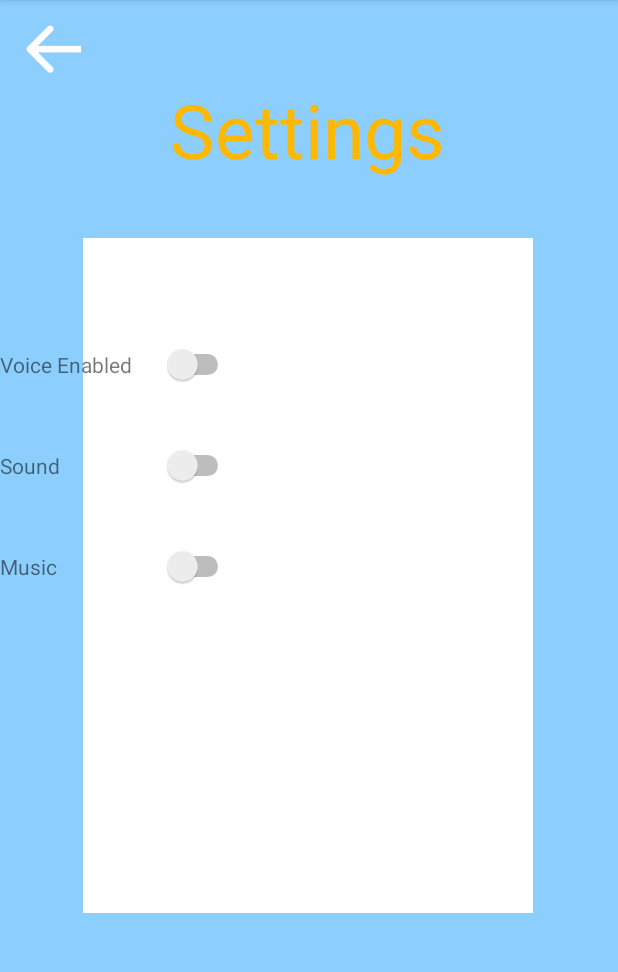
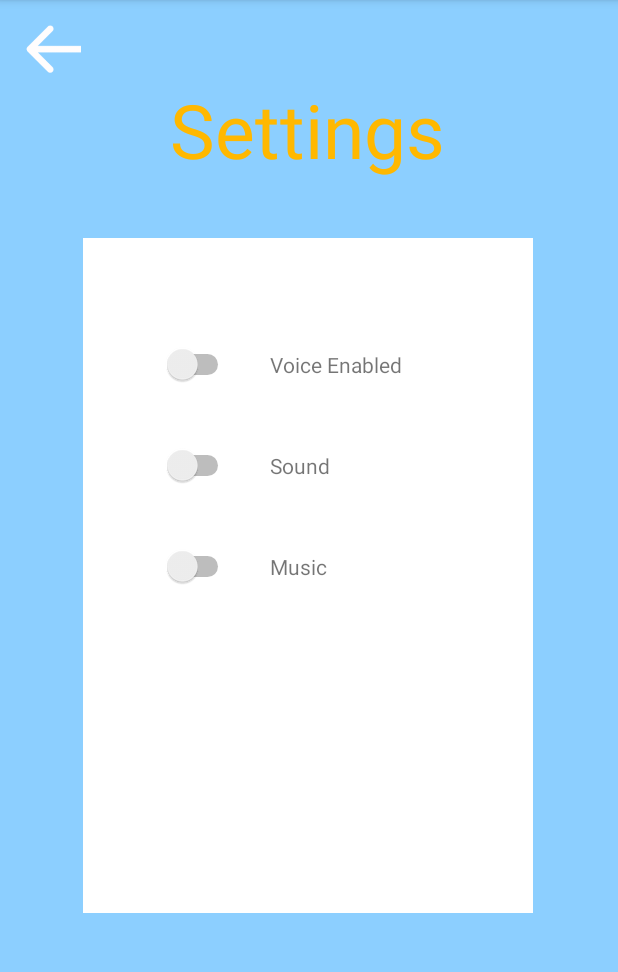
Before and after one commit to jhu-cs-uima-sp20/Team-I, an Android app: the Settings screen opened directly, with no data from a screen before it, on a phone screen of 412 x 824 dp, the part 84-1056 px from its top. Run offline under Robolectric (Android 15) with nearby library versions, the phone set to English and light mode, and no system bars.

Commit message:
fixed settings constraints

```diff
--- a/app/src/main/java/com/example/voicebreakah/MainActivity.java
+++ b/app/src/main/java/com/example/voicebreakah/MainActivity.java
@@ -33,7 +33,7 @@ public class MainActivity extends AppCompatActivity {
         Button skinsButton = findViewById(R.id.skins_button);
         skinsButton.setOnClickListener(new View.OnClickListener() {
             public void onClick(View v) {
-                Intent intent = new Intent(MainActivity.this, SkinsActivity.class);
+                Intent intent = new Intent(MainActivity.this, Skins.class);
                 startActivity(intent);
             }
         });
--- a/app/src/main/res/layout/activity_settings.xml
+++ b/app/src/main/res/layout/activity_settings.xml
@@ -78,24 +78,30 @@
         android:id="@+id/tv_voice_enabled"
         android:layout_width="wrap_content"
         android:layout_height="wrap_content"
+        android:layout_marginStart="24dp"
+        android:layout_marginLeft="24dp"
         android:text="@string/voice_enabled"
         app:layout_constraintBaseline_toBaselineOf="@+id/switch1"
-        tools:layout_editor_absoluteX="167dp" />
+        app:layout_constraintStart_toEndOf="@+id/switch1" />
 
     <TextView
         android:id="@+id/tv_sound"
         android:layout_width="wrap_content"
         android:layout_height="wrap_content"
+        android:layout_marginStart="24dp"
+        android:layout_marginLeft="24dp"
         android:text="@string/sound"
         app:layout_constraintBaseline_toBaselineOf="@+id/switch2"
-        tools:layout_editor_absoluteX="167dp" />
+        app:layout_constraintStart_toEndOf="@+id/switch2" />
 
     <TextView
         android:id="@+id/tv_music"
         android:layout_width="wrap_content"
         android:layout_height="wrap_content"
+        android:layout_marginStart="24dp"
+        android:layout_marginLeft="24dp"
         android:text="@string/music"
         app:layout_constraintBaseline_toBaselineOf="@+id/switch3"
-        tools:layout_editor_absoluteX="169dp" />
+        app:layout_constraintStart_toEndOf="@+id/switch3" />
 
 </androidx.constraintlayout.widget.ConstraintLayout>
```
